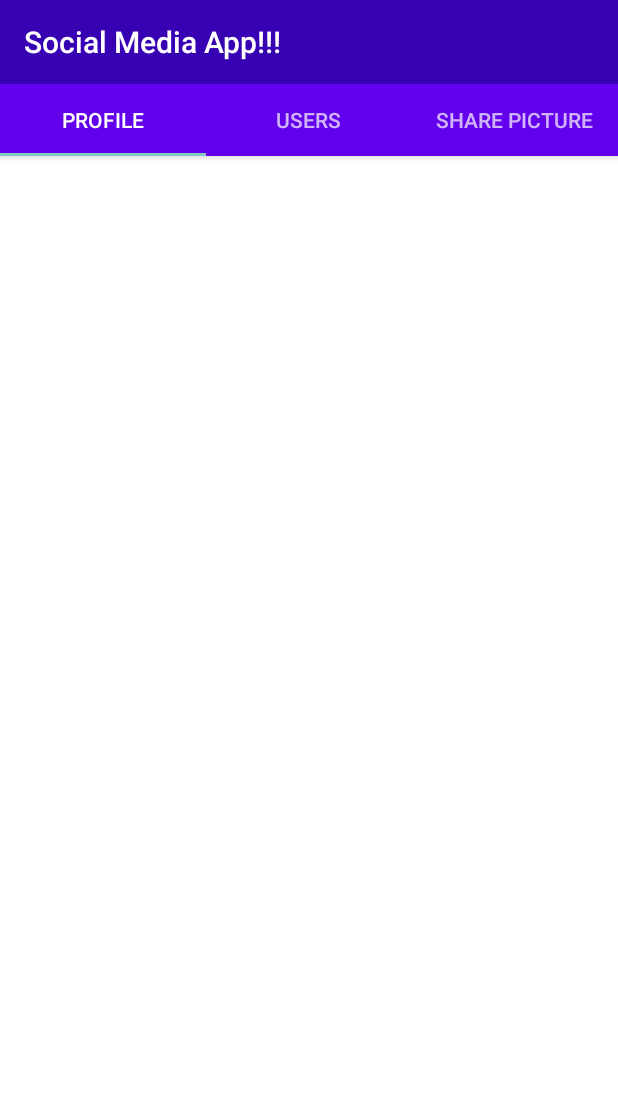
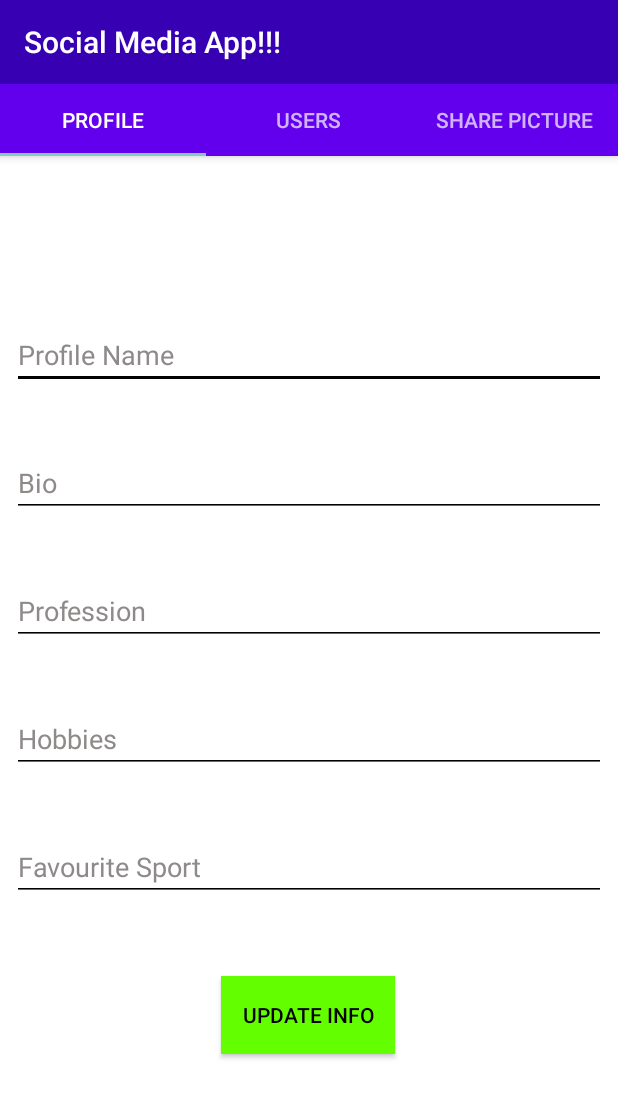
Before and after one commit to DivyanshThakur/InstagramClone, an Android app: the ProfileTab screen opened directly, with no data from a screen before it, on a phone screen of 412 x 824 dp. Shown: the top 1098 px of the screen. Run offline under Robolectric (Android 15) with nearby library versions, the phone set to English and light mode, and no system bars; libraries missing offline, so code that uses them is left out: com.parse, es.dmoral.toasty; 9 statements that could not run were skipped.

```diff
--- a/app/src/main/java/com/example/instagramclone/ProfileTab.java
+++ b/app/src/main/java/com/example/instagramclone/ProfileTab.java
@@ -1,6 +1,7 @@
 package com.example.instagramclone;
 
 
+import android.app.ProgressDialog;
 import android.os.Bundle;
 
 import androidx.fragment.app.Fragment;
@@ -8,12 +9,24 @@ import androidx.fragment.app.Fragment;
 import android.view.LayoutInflater;
 import android.view.View;
 import android.view.ViewGroup;
+import android.widget.Button;
+import android.widget.EditText;
+import android.widget.Toast;
+
+import com.parse.ParseException;
+import com.parse.ParseUser;
+import com.parse.SaveCallback;
+
+import es.dmoral.toasty.Toasty;
 
 
 /**
  * A simple {@link Fragment} subclass.
  */
 public class ProfileTab extends Fragment {
+
+    private EditText edtProfileName, edtProfileBio, edtProfileProfession, edtProfileHobbies, edtProfileFavSport;
+    private Button btnUpdateInfo;
 
 
     public ProfileTab() {
@@ -25,7 +38,85 @@ public class ProfileTab extends Fragment {
     public View onCreateView(LayoutInflater inflater, ViewGroup container,
                              Bundle savedInstanceState) {
         // Inflate the layout for this fragment
-        return inflater.inflate(R.layout.fragment_profile_tab, container, false);
+        View view = inflater.inflate(R.layout.fragment_profile_tab, container, false);
+
+        edtProfileName = view.findViewById(R.id.edtProfileName);
+        edtProfileBio = view.findViewById(R.id.edtProfileBio);
+        edtProfileProfession = view.findViewById(R.id.edtProfileProfession);
+        edtProfileHobbies = view.findViewById(R.id.edtProfileHobbies);
+        edtProfileFavSport = view.findViewById(R.id.edtProfileFavSport);
+
+        btnUpdateInfo = view.findViewById(R.id.btnUpdateInfo);
+
+        final ParseUser parseUser = ParseUser.getCurrentUser();
+
+        if (parseUser.get("profileName") == null) {
+            edtProfileName.setText("");
+        } else  {
+            edtProfileName.setText(parseUser.get("profileName").toString());
+        }
+
+        if (parseUser.get("profileBio") == null) {
+            edtProfileBio.setText("");
+        } else  {
+            edtProfileBio.setText(parseUser.get("profileBio").toString());
+        }
+
+        if (parseUser.get("profileProfession") == null) {
+            edtProfileProfession.setText("");
+        } else  {
+            edtProfileProfession.setText(parseUser.get("profileProfession").toString());
+        }
+
+        if (parseUser.get("profileHobbies") == null) {
+            edtProfileHobbies.setText("");
+        } else  {
+            edtProfileHobbies.setText(parseUser.get("profileHobbies").toString());
+        }
+
+        if (parseUser.get("profileFavouriteSport") == null) {
+            edtProfileFavSport.setText("");
+        } else  {
+            edtProfileFavSport.setText(parseUser.get("profileFavouriteSport").toString());
+        }
+
+        btnUpdateInfo.setOnClickListener(new View.OnClickListener() {
+            @Override
+            public void onClick(View view) {
+
+                if (edtProfileName.getText().toString().equals("") || edtProfileBio.getText().toString().equals("") || edtProfileProfession.getText().toString().equals("") || edtProfileHobbies.getText().toString().equals("")  || edtProfileFavSport.getText().toString().equals("")) {
+                    Toasty.error(getContext(), "Please Enter all data", Toast.LENGTH_LONG, true).show();
+
+                } else {
+                parseUser.put("profileName", edtProfileName.getText().toString());
+                parseUser.put("profileBio", edtProfileBio.getText().toString());
+                parseUser.put("profileProfession", edtProfileProfession.getText().toString());
+                parseUser.put("profileHobbies", edtProfileHobbies.getText().toString());
+                parseUser.put("favouriteSport", edtProfileFavSport.getText().toString());
+
+                    final ProgressDialog progressDialog = new ProgressDialog(getContext());
+                    progressDialog.setMessage("Updating user info");
+                    progressDialog.show();
+
+                    parseUser.saveInBackground(new SaveCallback() {
+                        @Override
+                        public void done(ParseException e) {
+                            if (e == null) {
+                                Toasty.info(getContext(), "Updated Info successfully", Toast.LENGTH_SHORT, true).show();
+
+                            } else {
+                                Toasty.error(getContext(), e.getMessage(), Toast.LENGTH_LONG, true).show();
+
+                            }
+                            progressDialog.dismiss();
+                        }
+                    });
+                }
+            }
+        });
+
+        return view;
+
     }
 
 }
--- a/app/src/main/java/com/example/instagramclone/UsersTab.java
+++ b/app/src/main/java/com/example/instagramclone/UsersTab.java
@@ -8,12 +8,26 @@ import androidx.fragment.app.Fragment;
 import android.view.LayoutInflater;
 import android.view.View;
 import android.view.ViewGroup;
+import android.widget.ArrayAdapter;
+import android.widget.ListView;
+
+import com.parse.FindCallback;
+import com.parse.ParseException;
+import com.parse.ParseQuery;
+import com.parse.ParseUser;
+
+import java.util.ArrayList;
+import java.util.List;
 
 
 /**
  * A simple {@link Fragment} subclass.
  */
 public class UsersTab extends Fragment {
+
+    private ListView listView;
+    private ArrayList arrayList;
+    private ArrayAdapter arrayAdapter;
 
 
     public UsersTab() {
@@ -25,7 +39,34 @@ public class UsersTab extends Fragment {
     public View onCreateView(LayoutInflater inflater, ViewGroup container,
                              Bundle savedInstanceState) {
         // Inflate the layout for this fragment
-        return inflater.inflate(R.layout.fragment_users_tab, container, false);
+        View view = inflater.inflate(R.layout.fragment_users_tab, container, false);
+
+        listView = view.findViewById(R.id.listView);
+        arrayList = new ArrayList();
+        arrayAdapter = new ArrayAdapter(getContext(),android.R.layout.simple_list_item_1,arrayList);
+
+        final ParseQuery<ParseUser> parseQuery = ParseUser.getQuery();
+
+        parseQuery.whereNotEqualTo("username", ParseUser.getCurrentUser().getUsername());
+
+        parseQuery.findInBackground(new FindCallback<ParseUser>() {
+            @Override
+            public void done(List<ParseUser> users, ParseException e) {
+                if (e == null) {
+                    if (users.size() >0) {
+                        for (ParseUser user : users) {
+
+                            arrayList.add(user.getUsername());
+
+                        }
+
+                        listView.setAdapter(arrayAdapter);
+                    }
+                }
+            }
+        });
+
+        return view;
     }
 
 }
--- a/app/src/main/res/layout/fragment_profile_tab.xml
+++ b/app/src/main/res/layout/fragment_profile_tab.xml
@@ -1,14 +1,117 @@
 <?xml version="1.0" encoding="utf-8"?>
 <androidx.constraintlayout.widget.ConstraintLayout xmlns:android="http://schemas.android.com/apk/res/android"
+    xmlns:app="http://schemas.android.com/apk/res-auto"
     xmlns:tools="http://schemas.android.com/tools"
     android:layout_width="match_parent"
     android:layout_height="match_parent"
     tools:context=".ProfileTab">
 
-    <!-- TODO: Update blank fragment layout -->
-    <TextView
-        android:layout_width="match_parent"
-        android:layout_height="match_parent"
-        android:text="@string/hello_blank_fragment" />
+    <EditText
+        android:id="@+id/edtProfileName"
+        android:layout_width="0dp"
+        android:layout_height="wrap_content"
+        android:layout_marginStart="8dp"
+        android:layout_marginTop="110dp"
+        android:layout_marginEnd="8dp"
+        android:backgroundTint="#FD000000"
+        android:ems="10"
+        android:hint="Profile Name"
+        android:inputType="textPersonName"
+        android:textColor="#000000"
+        android:textColorHighlight="#AA00FF"
+        android:textColorHint="#8F8A8A"
+        android:textColorLink="#307903"
+        app:layout_constraintEnd_toEndOf="parent"
+        app:layout_constraintStart_toStartOf="parent"
+        app:layout_constraintTop_toTopOf="parent" />
 
+    <EditText
+        android:id="@+id/edtProfileBio"
+        android:layout_width="0dp"
+        android:layout_height="wrap_content"
+        android:layout_marginStart="8dp"
+        android:layout_marginTop="40dp"
+        android:layout_marginEnd="8dp"
+        android:backgroundTint="#FD000000"
+        android:ems="10"
+        android:hint="Bio"
+        android:inputType="textPersonName"
+        android:textColor="#000000"
+        android:textColorHighlight="#AA00FF"
+        android:textColorHint="#8F8A8A"
+        android:textColorLink="#307903"
+        app:layout_constraintEnd_toEndOf="parent"
+        app:layout_constraintStart_toStartOf="parent"
+        app:layout_constraintTop_toBottomOf="@+id/edtProfileName" />
+
+    <EditText
+        android:id="@+id/edtProfileProfession"
+        android:layout_width="0dp"
+        android:layout_height="wrap_content"
+        android:layout_marginStart="8dp"
+        android:layout_marginTop="40dp"
+        android:layout_marginEnd="8dp"
+        android:backgroundTint="#FD000000"
+        android:ems="10"
+        android:hint="Profession"
+        android:inputType="textPersonName"
+        android:textColor="#000000"
+        android:textColorHighlight="#AA00FF"
+        android:textColorHint="#8F8A8A"
+        android:textColorLink="#307903"
+        app:layout_constraintEnd_toEndOf="parent"
+        app:layout_constraintStart_toStartOf="parent"
+        app:layout_constraintTop_toBottomOf="@+id/edtProfileBio" />
+
+    <EditText
+        android:id="@+id/edtProfileHobbies"
+        android:layout_width="0dp"
+        android:layout_height="wrap_content"
+        android:layout_marginStart="8dp"
+        android:layout_marginTop="40dp"
+        android:layout_marginEnd="8dp"
+        android:backgroundTint="#FD000000"
+        android:ems="10"
+        android:hint="Hobbies"
+        android:inputType="textPersonName"
+        android:textColor="#000000"
+        android:textColorHighlight="#AA00FF"
+        android:textColorHint="#8F8A8A"
+        android:textColorLink="#307903"
+        app:layout_constraintEnd_toEndOf="parent"
+        app:layout_constraintStart_toStartOf="parent"
+        app:layout_constraintTop_toBottomOf="@+id/edtProfileProfession" />
+
+    <Button
+        android:id="@+id/btnUpdateInfo"
+        android:layout_width="116dp"
+        android:layout_height="52dp"
+        android:layout_marginTop="50dp"
+        android:background="#2F7703"
+        android:backgroundTint="#63FF00"
+        android:text="Update Info"
+        android:textColor="#000000"
+        app:layout_constraintEnd_toEndOf="parent"
+        app:layout_constraintHorizontal_bias="0.498"
+        app:layout_constraintStart_toStartOf="parent"
+        app:layout_constraintTop_toBottomOf="@+id/edtProfileFavSport" />
+
+    <EditText
+        android:id="@+id/edtProfileFavSport"
+        android:layout_width="0dp"
+        android:layout_height="wrap_content"
+        android:layout_marginStart="8dp"
+        android:layout_marginTop="40dp"
+        android:layout_marginEnd="8dp"
+        android:backgroundTint="#FD000000"
+        android:ems="10"
+        android:hint="Favourite Sport"
+        android:inputType="textPersonName"
+        android:textColor="#000000"
+        android:textColorHighlight="#AA00FF"
+        android:textColorHint="#8F8A8A"
+        android:textColorLink="#307903"
+        app:layout_constraintEnd_toEndOf="parent"
+        app:layout_constraintStart_toStartOf="parent"
+        app:layout_constraintTop_toBottomOf="@+id/edtProfileHobbies" />
 </androidx.constraintlayout.widget.ConstraintLayout>
--- a/app/src/main/res/layout/fragment_users_tab.xml
+++ b/app/src/main/res/layout/fragment_users_tab.xml
@@ -1,14 +1,18 @@
 <?xml version="1.0" encoding="utf-8"?>
 <androidx.constraintlayout.widget.ConstraintLayout xmlns:android="http://schemas.android.com/apk/res/android"
+    xmlns:app="http://schemas.android.com/apk/res-auto"
     xmlns:tools="http://schemas.android.com/tools"
     android:layout_width="match_parent"
     android:layout_height="match_parent"
     tools:context=".UsersTab">
 
-    <!-- TODO: Update blank fragment layout -->
-    <TextView
-        android:layout_width="match_parent"
-        android:layout_height="match_parent"
-        android:text="@string/hello_blank_fragment" />
-
+    <ListView
+        android:id="@+id/listView"
+        android:layout_width="395dp"
+        android:layout_height="715dp"
+        app:layout_constraintBottom_toBottomOf="parent"
+        app:layout_constraintEnd_toEndOf="parent"
+        app:layout_constraintStart_toStartOf="parent"
+        app:layout_constraintTop_toTopOf="parent"
+        />
 </androidx.constraintlayout.widget.ConstraintLayout>
```
